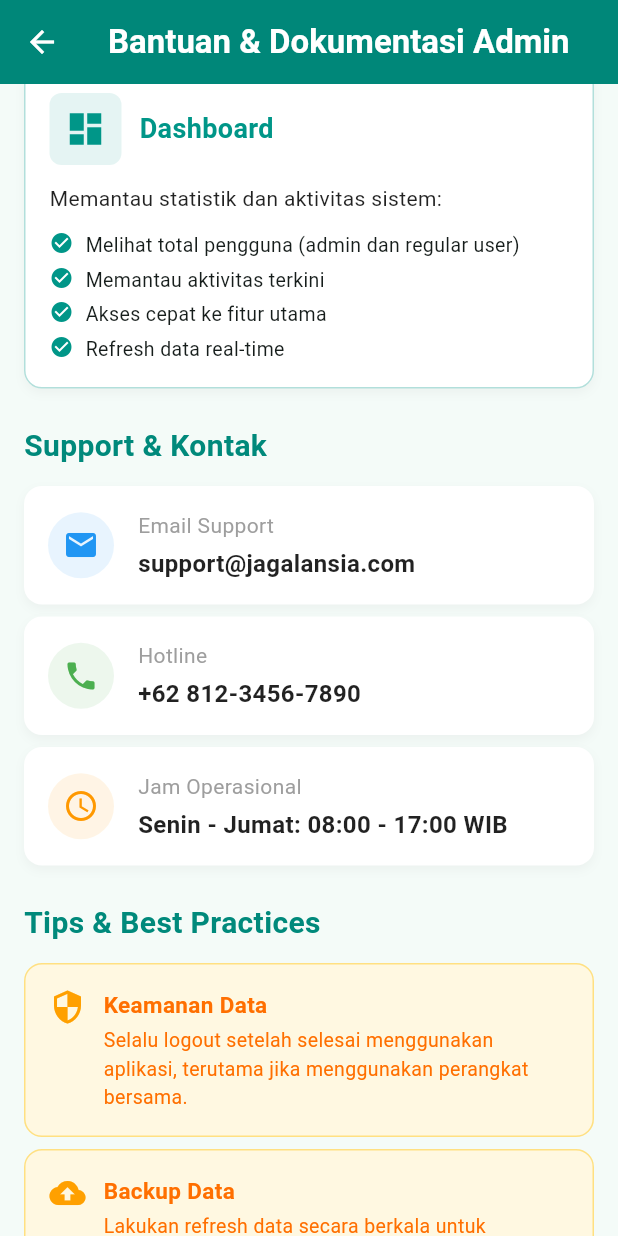
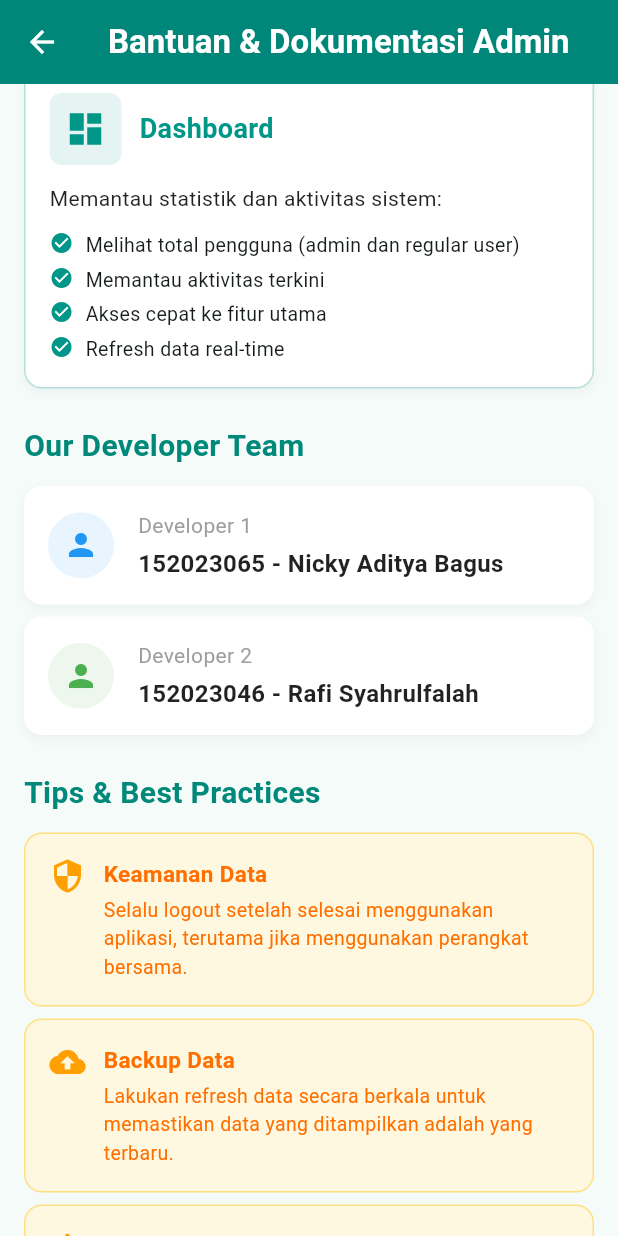
Before and after one commit to NickyAditya/AppJagaLansia, a Flutter app: the AdminHelpScreen screen opened directly, scrolled down 1152 dp, on a phone screen of 412 x 824 dp. Run offline on Flutter 3.47's test engine with Material 3 defaults, Android fonts, the phone set to English and light mode, and no system bars; our stand-ins replace fl_chart, shared_preferences, smooth_page_indicator; accounts and stored records are empty.

Commit message:
tambah nama developer

```diff
--- a/lib/screens/admin_help_screen.dart
+++ b/lib/screens/admin_help_screen.dart
@@ -143,27 +143,20 @@ class AdminHelpScreen extends StatelessWidget {
             const SizedBox(height: 24),
 
             // Support Section
-            _buildSectionTitle('Support & Kontak'),
+            _buildSectionTitle('Our Developer Team'),
             const SizedBox(height: 12),
             _buildSupportCard(
-              'Email Support',
-              'support@jagalansia.com',
-              Icons.email,
+              'Developer 1',
+              '152023065 - Nicky Aditya Bagus',
+              Icons.person,
               Colors.blue,
             ),
             const SizedBox(height: 8),
             _buildSupportCard(
-              'Hotline',
-              '+62 812-3456-7890',
-              Icons.phone,
+              'Developer 2',
+              '152023046 - Rafi Syahrulfalah',
+              Icons.person,
               Colors.green,
-            ),
-            const SizedBox(height: 8),
-            _buildSupportCard(
-              'Jam Operasional',
-              'Senin - Jumat: 08:00 - 17:00 WIB',
-              Icons.access_time,
-              Colors.orange,
             ),
             const SizedBox(height: 24),
 
--- a/lib/screens/user_help_screen.dart
+++ b/lib/screens/user_help_screen.dart
@@ -181,7 +181,7 @@ class UserHelpScreen extends StatelessWidget {
                   ),
                   const SizedBox(height: 12),
                   const Text(
-                    'Hubungi Tim Support',
+                    'Developer Support',
                     style: TextStyle(
                       fontSize: 18,
                       fontWeight: FontWeight.bold,
@@ -198,11 +198,9 @@ class UserHelpScreen extends StatelessWidget {
                     ),
                   ),
                   const SizedBox(height: 16),
-                  _buildContactRow(Icons.email, 'support@jagalansia.com'),
-                  const SizedBox(height: 8),
-                  _buildContactRow(Icons.phone, '+62 812-3456-7890'),
-                  const SizedBox(height: 8),
-                  _buildContactRow(Icons.access_time, 'Senin - Jumat: 08:00 - 17:00 WIB'),
+                  _buildContactRow(Icons.person, '152023065 - Nicky Aditya Bagus'),
+                  const SizedBox(height: 16),
+                  _buildContactRow(Icons.person, '152023046 - Rafi Syahrulfalah'),
                 ],
               ),
             ),
```
